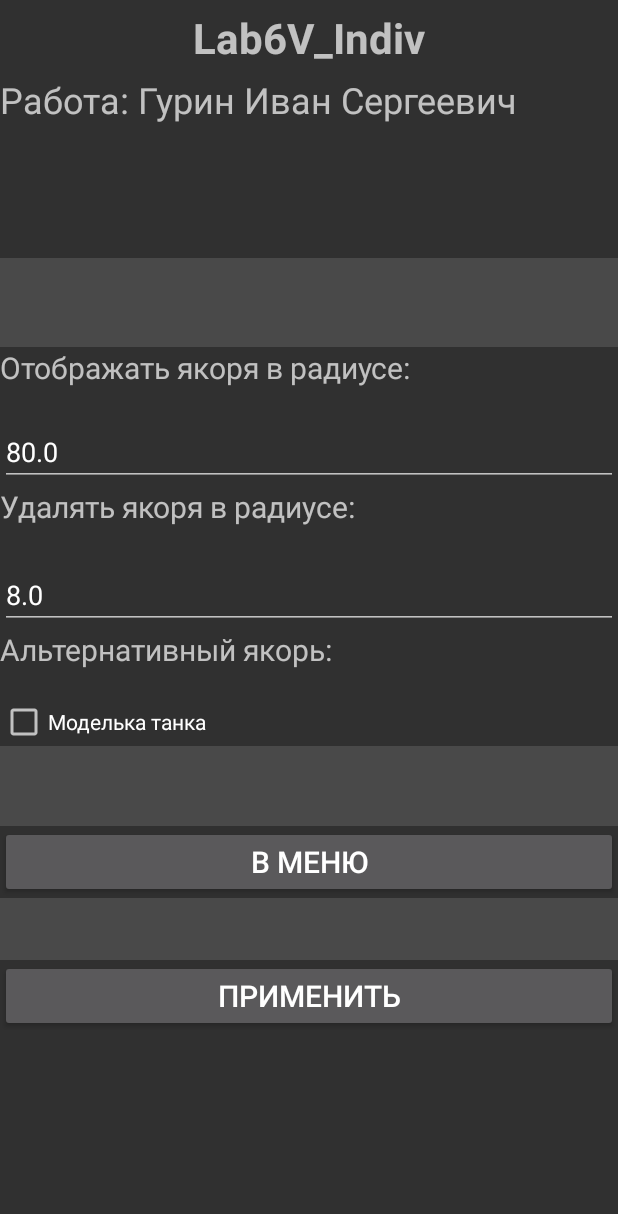
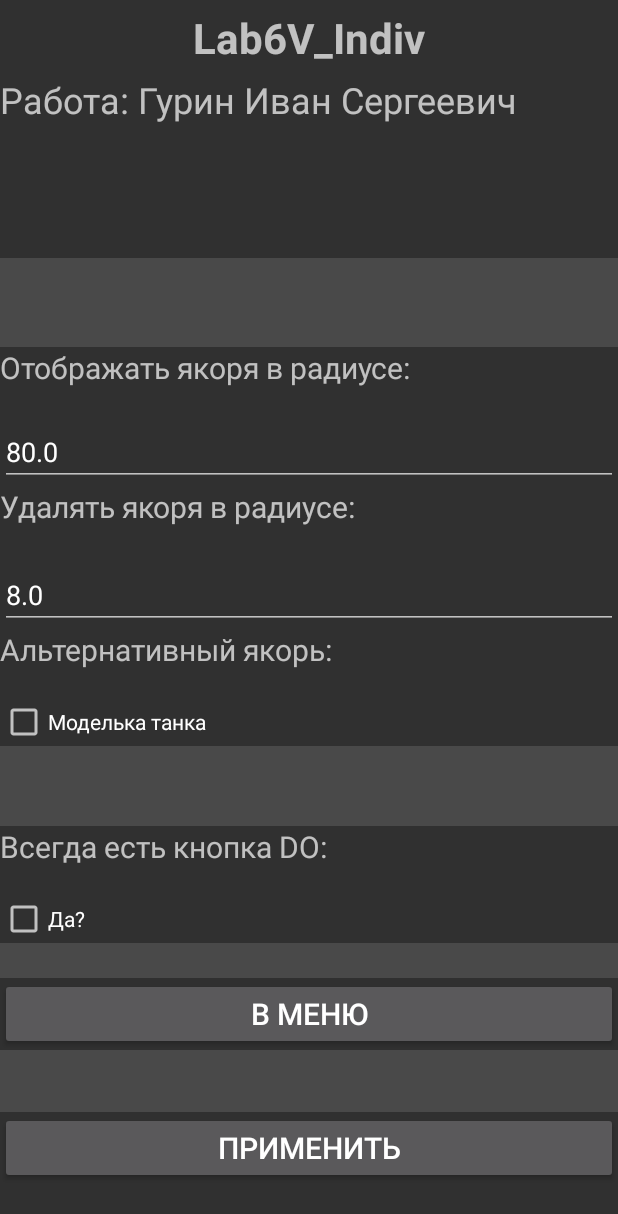
Before and after one commit to EternalDebug/geospatial2_indiv, an Android app: the screen it shows after launch (HelloGeoActivity), after a tap on "НАСТРОЙКИ", on a phone screen of 412 x 824 dp. Shown: the top 1214 px of the screen. Run offline under Robolectric (Android 15) with nearby library versions, the phone set to English and light mode, and no system bars.

Commit message:
added AlwaysDo to setting

```diff
--- a/app/src/main/java/com/google/ar/core/codelabs/hellogeospatial/HelloGeoActivity.kt
+++ b/app/src/main/java/com/google/ar/core/codelabs/hellogeospatial/HelloGeoActivity.kt
@@ -47,6 +47,7 @@ lateinit var PosDataList: MutableList<PosData>
 var VN = 8.0
 var MaxDist = 80.0
 var ModelFlag = true
+var AlwaysDo = false
 
 class HelloGeoActivity : AppCompatActivity() {
   companion object {
@@ -68,6 +69,7 @@ class HelloGeoActivity : AppCompatActivity() {
     VN = sharedpreferences.getInt(radDel, 8).toDouble()
     MaxDist = sharedpreferences.getInt(radAnc, 80).toDouble()
     ModelFlag = sharedpreferences.getBoolean(isTank, false)
+    AlwaysDo = sharedpreferences.getBoolean(alwdo, false)
 
     val json = sharedpreferences.getString(list, null)
     if (json != null){
--- a/app/src/main/java/com/google/ar/core/codelabs/hellogeospatial/HelloGeoRenderer.kt
+++ b/app/src/main/java/com/google/ar/core/codelabs/hellogeospatial/HelloGeoRenderer.kt
@@ -56,6 +56,7 @@ const val list = "shared_list"
 const val isTank = "shared_tank"
 const val radAnc = "radius_anchor"
 const val radDel = "radius_deletion"
+const val alwdo = "always_do"
 
 data class PosData(var lat:Double, var long:Double, var alt:Double)
 
@@ -380,7 +381,10 @@ class HelloGeoRenderer(val activity: HelloGeoActivity) :
           if (!isAnchorVisible(it, earth)){
             activity.runOnUiThread{
               activity.view.txt.visibility = View.VISIBLE
-              activity.view.buttonAct.visibility = View.INVISIBLE
+              if (!AlwaysDo)
+                activity.view.buttonAct.visibility = View.INVISIBLE
+              else
+                activity.view.buttonAct.visibility = View.VISIBLE
             }
           }
           else{
--- a/app/src/main/java/com/google/ar/core/codelabs/hellogeospatial/helpers/SettingsView.kt
+++ b/app/src/main/java/com/google/ar/core/codelabs/hellogeospatial/helpers/SettingsView.kt
@@ -14,11 +14,13 @@ import com.google.android.gms.maps.SupportMapFragment
 import com.google.android.gms.maps.model.LatLng
 import com.google.ar.core.Earth
 import com.google.ar.core.GeospatialPose
+import com.google.ar.core.codelabs.hellogeospatial.AlwaysDo
 import com.google.ar.core.codelabs.hellogeospatial.HelloGeoActivity
 import com.google.ar.core.codelabs.hellogeospatial.MaxDist
 import com.google.ar.core.codelabs.hellogeospatial.ModelFlag
 import com.google.ar.core.codelabs.hellogeospatial.R
 import com.google.ar.core.codelabs.hellogeospatial.VN
+import com.google.ar.core.codelabs.hellogeospatial.alwdo
 import com.google.ar.core.codelabs.hellogeospatial.isTank
 import com.google.ar.core.codelabs.hellogeospatial.radAnc
 import com.google.ar.core.codelabs.hellogeospatial.radDel
@@ -32,6 +34,7 @@ class SettingsView(val activity: HelloGeoActivity) : DefaultLifecycleObserver {
     val maxDistET = root.findViewById<EditText>(R.id.ETRadiusAnc)
     val delRadET = root.findViewById<EditText>(R.id.ETRadiusDel)
     val CBIsTank = root.findViewById<CheckBox>(R.id.checkBoxIsTank)
+    val CBADO = root.findViewById<CheckBox>(R.id.checkBoxCanAct)
 
     val toMenu = root.findViewById<Button>(R.id.setToMenu)
     val applyBtn = root.findViewById<Button>(R.id.buttonApply)
@@ -45,10 +48,13 @@ class SettingsView(val activity: HelloGeoActivity) : DefaultLifecycleObserver {
             MaxDist = sharedpreferences.getInt(radAnc, 80).toDouble()
             VN = sharedpreferences.getInt(radDel, 8).toDouble()
             ModelFlag = sharedpreferences.getBoolean(isTank, false)
+            AlwaysDo = sharedpreferences.getBoolean(alwdo, false)
+
             maxDistET.setText(MaxDist.toString())
             delRadET.setText(VN.toString())
 
             CBIsTank.isChecked = ModelFlag
+            CBADO.isChecked = AlwaysDo
         }
 
         toMenu.setOnClickListener {
@@ -68,10 +74,12 @@ class SettingsView(val activity: HelloGeoActivity) : DefaultLifecycleObserver {
         MaxDist = maxDistET.text.toString().toDouble()
         VN = delRadET.text.toString().toDouble()
         ModelFlag = CBIsTank.isChecked
+        AlwaysDo = CBADO.isChecked
 
         editor.putInt(radAnc, MaxDist.toInt())
         editor.putInt(radDel, VN.toInt())
         editor.putBoolean(isTank,ModelFlag)
+        editor.putBoolean(alwdo, AlwaysDo)
         editor.apply()
     }
 }
--- a/app/src/main/res/layout/settings.xml
+++ b/app/src/main/res/layout/settings.xml
@@ -87,6 +87,25 @@
         android:layout_height="53dp"
         android:background="?android:attr/listDivider" />
 
+    <TextView
+        android:id="@+id/textView9"
+        android:layout_width="match_parent"
+        android:layout_height="46dp"
+        android:text="Всегда есть кнопка DO:"
+        android:textSize="20sp" />
+
+    <CheckBox
+        android:id="@+id/checkBoxCanAct"
+        android:layout_width="match_parent"
+        android:layout_height="wrap_content"
+        android:text="Да?" />
+
+    <View
+        android:id="@+id/divider5"
+        android:layout_width="match_parent"
+        android:layout_height="23dp"
+        android:background="?android:attr/listDivider" />
+
     <Button
         android:id="@+id/setToMenu"
         android:layout_width="match_parent"
```
